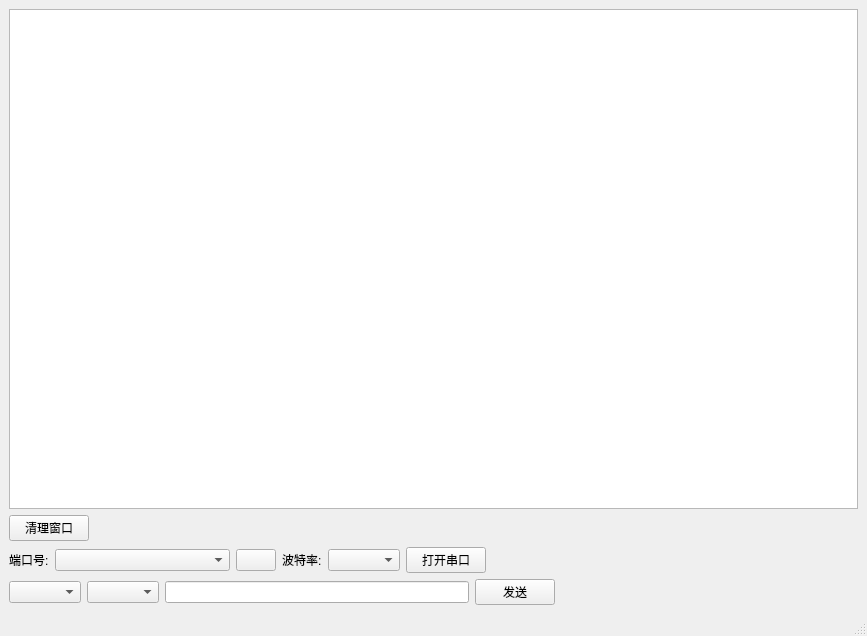
The window that pythonQt串口接收初始程序/UI/Gui.ui (My666git/codeReference) describes before a commit, drawn with Qt 5.
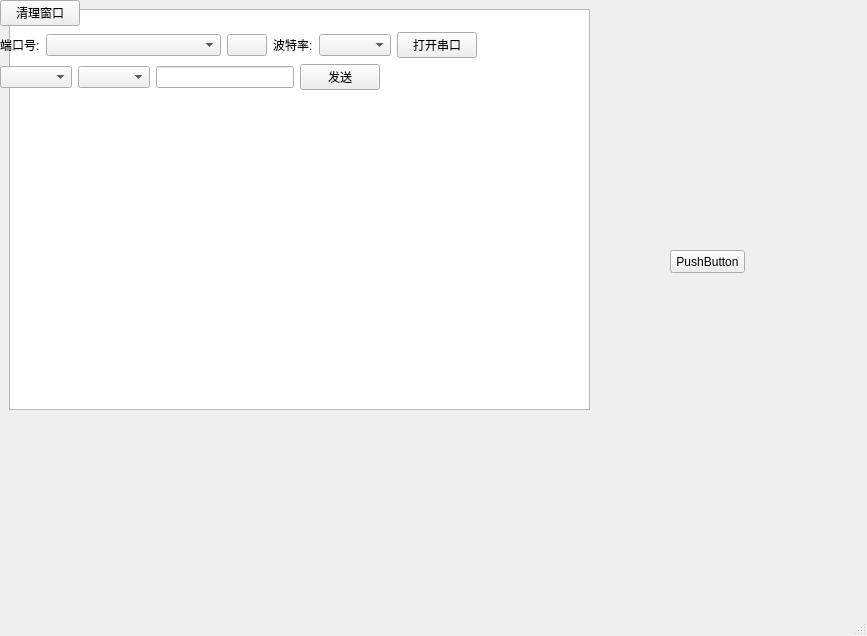
The same window after the commit.

The edit to the form file:
```diff
--- a/pythonQt串口接收初始程序/UI/Gui.ui
+++ b/pythonQt串口接收初始程序/UI/Gui.ui
@@ -14,11 +14,30 @@
    <string>MEMSplus-SXG小光柱表自动测试软件</string>
   </property>
   <widget class="QWidget" name="centralwidget">
-   <layout class="QGridLayout" name="gridLayout">
-    <item row="0" column="0">
-     <widget class="QTextBrowser" name="textBrowser"/>
-    </item>
-    <item row="1" column="0">
+   <widget class="QTextBrowser" name="textBrowser">
+    <property name="geometry">
+     <rect>
+      <x>9</x>
+      <y>9</y>
+      <width>581</width>
+      <height>401</height>
+     </rect>
+    </property>
+   </widget>
+   <widget class="QPushButton" name="Cmd">
+    <property name="geometry">
+     <rect>
+      <x>670</x>
+      <y>250</y>
+      <width>75</width>
+      <height>23</height>
+     </rect>
+    </property>
+    <property name="text">
+     <string>PushButton</string>
+    </property>
+   </widget>
+   <widget class="QWidget" name="">
      <layout class="QVBoxLayout" name="verticalLayout">
       <item>
        <layout class="QHBoxLayout" name="horizontalLayout_2">
@@ -136,8 +155,7 @@
        </layout>
       </item>
      </layout>
-    </item>
-   </layout>
+   </widget>
   </widget>
   <widget class="QMenuBar" name="menubar">
    <property name="geometry">
```
Lines whose indentation alone changed are shown as unchanged.
